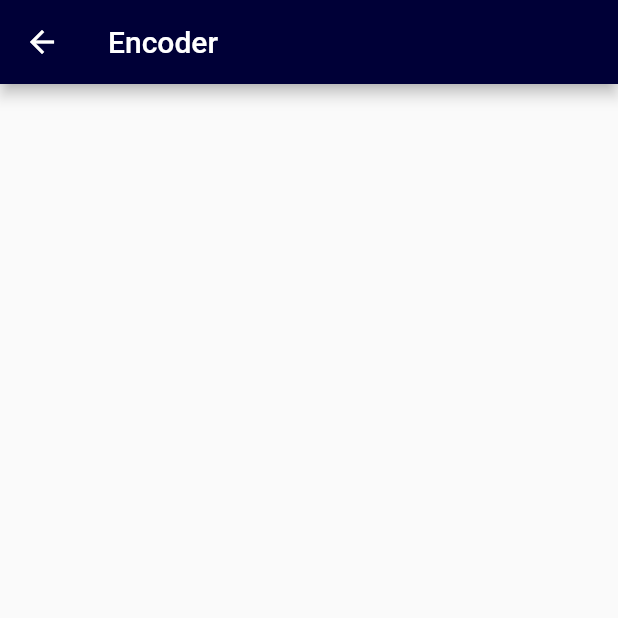
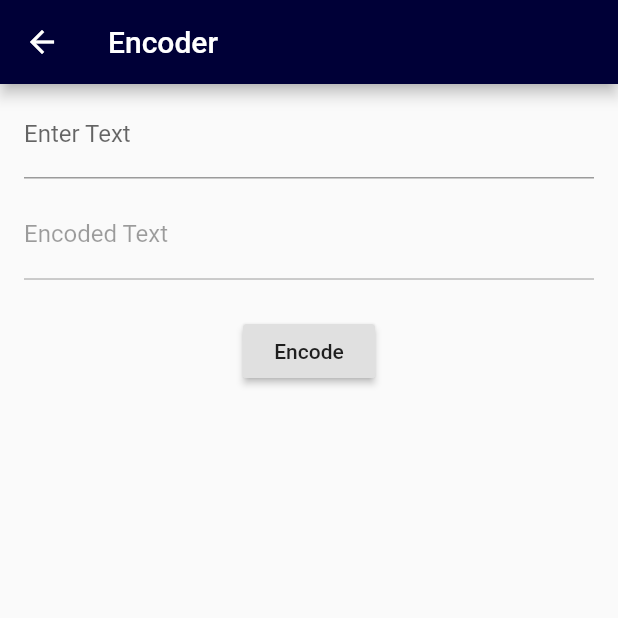
Before and after one commit to harshganatra111/Base64, a Flutter app: the Encoder screen opened directly, on a phone screen of 412 x 824 dp, the top half of it. Run offline on Flutter 3.47's test engine with Material 2 defaults, Android fonts, the phone set to English and light mode, and no system bars.

Commit message:
added encoder in begug stmt

```diff
--- a/lib/Encoder.dart
+++ b/lib/Encoder.dart
@@ -1,6 +1,12 @@
 import 'package:flutter/material.dart';
+import 'dart:convert';
 
 class Encoder extends StatelessWidget {
+
+  TextEditingController inputText = new TextEditingController();
+  String encodedText="";
+    bool _enabled = false;
+
   @override
   Widget build(BuildContext context) {
     return Scaffold(
@@ -9,8 +15,48 @@ class Encoder extends StatelessWidget {
         backgroundColor: Color.fromRGBO(0 , 0, 55, 1.0),
       ),
       body: Center(
+        child: Column(
+          children: <Widget>[
+            ListTile(
+              title: TextField(
+                controller: inputText,
+                decoration: InputDecoration(
+                  labelText: 'Enter Text'
+                ),
+                onSubmitted: (String val){
+                  print("val = "+val);
+                },
+              ),
+            ),
 
+            ListTile(
+              title: TextFormField(
+                enabled: false,
+
+                decoration: InputDecoration(
+                  labelText: 'Encoded Text',
+
+                ),
+              ),
+            ),
+            Padding(padding: EdgeInsets.all(10),),
+            RaisedButton(
+              onPressed: (){
+                print(inputText.text);
+                encode(inputText.text);
+              },
+              child: Text("Encode"),
+
+            )
+          ],
+        ),
       ),
     );
   }
+  void encode(String inp){
+    String credentials = inp;
+Codec<String, String> stringToBase64 = utf8.fuse(base64);
+ encodedText = stringToBase64.encode(credentials);
+print(encodedText);
+  }
 }
```
Also changed, not shown: pubspec.lock, 1 other file.
